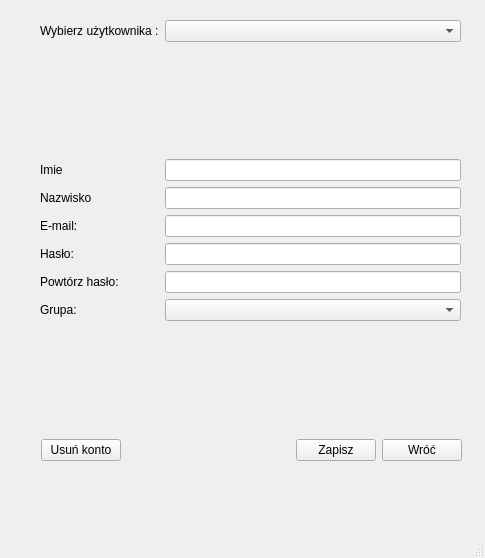
Before: the Qt Designer form ed_user.ui in Barto-Paja/iDocCar, drawn with Qt 5.
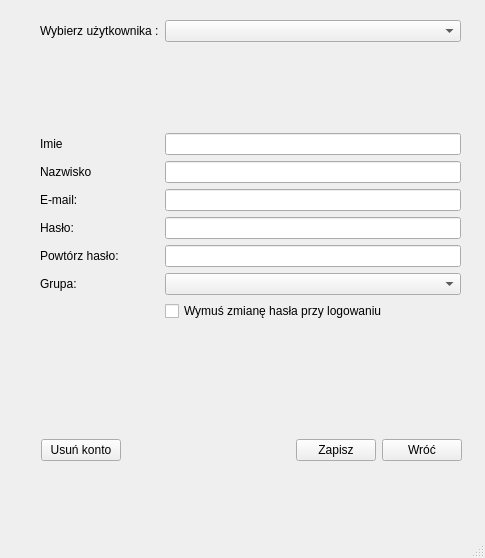
After: the same form once the commit is applied.

```diff
--- a/ed_user.ui
+++ b/ed_user.ui
@@ -115,6 +115,20 @@
      <item row="7" column="1">
       <widget class="QComboBox" name="cb_grupa"/>
      </item>
+     <item row="8" column="0">
+      <widget class="QLabel" name="label_5">
+       <property name="text">
+        <string/>
+       </property>
+      </widget>
+     </item>
+     <item row="8" column="1">
+      <widget class="QCheckBox" name="checkBox">
+       <property name="text">
+        <string>Wymuś zmianę hasła przy logowaniu</string>
+       </property>
+      </widget>
+     </item>
     </layout>
    </widget>
    <widget class="QWidget" name="horizontalLayoutWidget">
```
